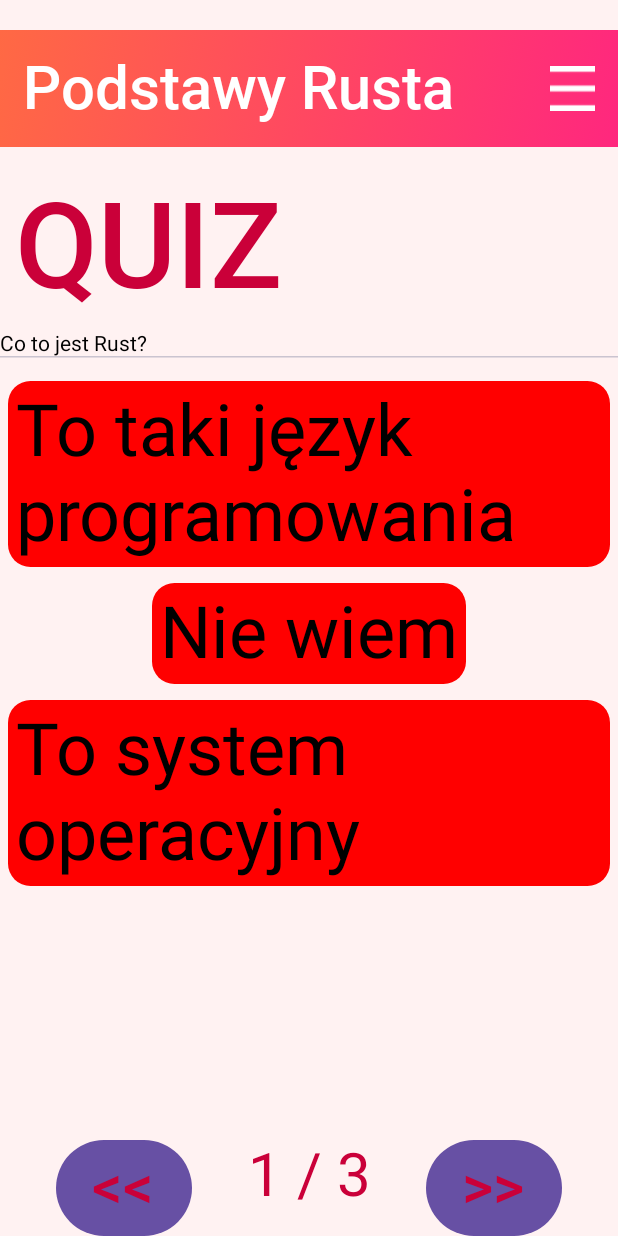
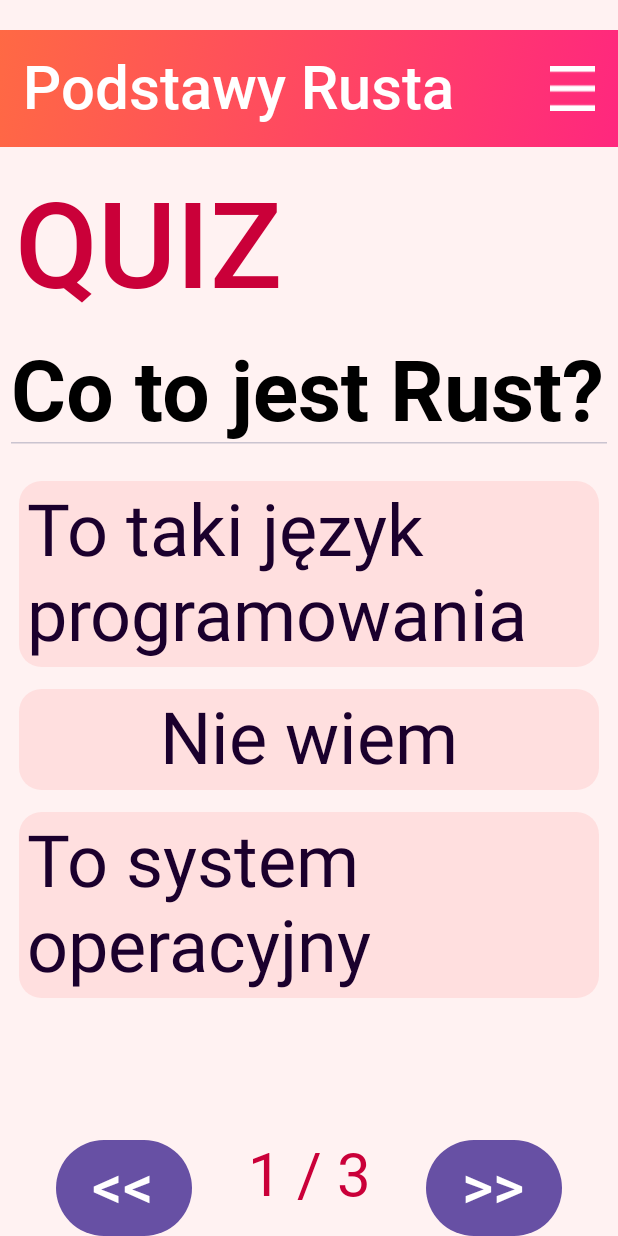
Before and after one commit to emo-mruczek/PathMaster, an Android app built with Jetpack Compose: the screen it shows after launch (CourseActivity), after a tap on "Podstawy Rusta", on a phone screen of 412 x 824 dp. Run offline under Robolectric (Android 15) with nearby library versions, the light colour scheme and no system bars.

Commit message:
fix of colours

```diff
--- a/app/src/main/java/pl/asiaki/pathmaster/CourseActivity.kt
+++ b/app/src/main/java/pl/asiaki/pathmaster/CourseActivity.kt
@@ -37,14 +37,19 @@ import androidx.compose.ui.graphics.Color
 import androidx.compose.ui.layout.ContentScale
 import androidx.compose.ui.platform.LocalContext
 import androidx.compose.ui.res.painterResource
+import androidx.compose.ui.text.font.FontFamily
+import androidx.compose.ui.text.font.FontStyle
 import androidx.compose.ui.text.font.FontWeight
 import androidx.compose.ui.unit.dp
 import androidx.compose.ui.unit.em
 import kotlinx.serialization.json.Json
 import pl.asiaki.pathmaster.ui.theme.Background
+import pl.asiaki.pathmaster.ui.theme.Black
+import pl.asiaki.pathmaster.ui.theme.Green
 import pl.asiaki.pathmaster.ui.theme.Orange
 import pl.asiaki.pathmaster.ui.theme.Pink
 import pl.asiaki.pathmaster.ui.theme.Red
+import pl.asiaki.pathmaster.ui.theme.Salmon
 import pl.asiaki.pathmaster.ui.theme.White
 
 @Composable
@@ -69,9 +74,12 @@ fun Question(
         Modifier.fillMaxWidth(),
         horizontalAlignment = Alignment.CenterHorizontally
     ) {
-        Column {
+        Column(Modifier.padding(7.dp)) {
             Text(
-                question.question
+                text = question.question,
+                fontFamily = robotoFamily,
+                fontWeight = FontWeight.Bold,
+                fontSize = 7.em
             )
             HorizontalDivider()
         }
@@ -80,36 +88,39 @@ fun Question(
         selected = answer
 
         LazyColumn(
-            Modifier.padding(horizontal = 0.dp, vertical = 10.dp),
+            Modifier.padding(horizontal = 5.dp, vertical = 10.dp),
             horizontalAlignment = Alignment.CenterHorizontally,
             verticalArrangement = Arrangement.SpaceEvenly,
         ) {
+            val brushA = Brush.linearGradient(listOf(Orange, Pink))
+            val brushB = Brush.linearGradient(listOf(Salmon, Salmon))
             itemsIndexed(question.answers) { i, answer ->
-                Box(
+                Column(
                     modifier = Modifier
-                        .padding(5.dp)
+                        .padding(7.dp)
                         .clip(RoundedCornerShape(15.dp))
                         .background(
                             if (selected == i) {
-                                Color.Green
+                               brushA
                             } else {
-                                Color.Red
+                               brushB
                             }
                         )
                         .clickable {
                             selected = i
                             onSelect(selected)
-                        }
+                        }.fillMaxWidth(),
+                    horizontalAlignment = Alignment.CenterHorizontally
                 ) {
                     Text(
                         text = answer,
                         fontSize = 6.em,
-                        modifier = Modifier.padding(5.dp)
+                        modifier = Modifier.padding(5.dp),
+                        color = Black
                     )
                 }
             }
         }
-
     }
 }
 
@@ -131,7 +142,7 @@ fun QuestionPicker(
             Text(
                 text = "<<",
                 fontSize = 5.em,
-                color = Red,
+                color = White,
             )
         }
 
@@ -139,6 +150,8 @@ fun QuestionPicker(
             text = "${questionIndex + 1} / $questionCount",
             fontSize = 5.em,
             color = Red,
+            fontFamily = robotoFamily,
+            fontStyle = FontStyle.Normal
         )
 
         Button(
@@ -149,7 +162,7 @@ fun QuestionPicker(
             Text(
                 text = ">>",
                 fontSize = 5.em,
-                color = Red,
+                color = White,
             )
         }
     }
@@ -168,6 +181,8 @@ class CourseActivity : ComponentActivity() {
                     Text(
                         text = "didn't receive course data!",
                         fontSize = 5.em,
+                        fontFamily = robotoFamily,
+                        fontWeight = FontWeight.Normal
                     )
                 }
                 return@setContent
@@ -178,6 +193,8 @@ class CourseActivity : ComponentActivity() {
                     Text(
                         text = "this course has no questions!",
                         fontSize = 5.em,
+                        fontFamily = robotoFamily,
+                        fontWeight = FontWeight.Normal
                     )
                 }
                 return@setContent
--- a/app/src/main/java/pl/asiaki/pathmaster/ui/theme/Color.kt
+++ b/app/src/main/java/pl/asiaki/pathmaster/ui/theme/Color.kt
@@ -6,8 +6,8 @@ val Purple80 = Color(0xFFD0BCFF)
 val PurpleGrey80 = Color(0xFFCCC2DC)
 val Pink80 = Color(0xFFEFB8C8)
 
-val Purple40 = Color(0xFF6650a4)
-val PurpleGrey40 = Color(0xFF625b71)
+val Purple40 = Color(0xFFCA0039)
+val PurpleGrey40 = Color(0xFFCA0039)
 val Pink40 = Color(0xFF7D5260)
 
 val Salmon = Color(0xFFFFDFDF)
```
